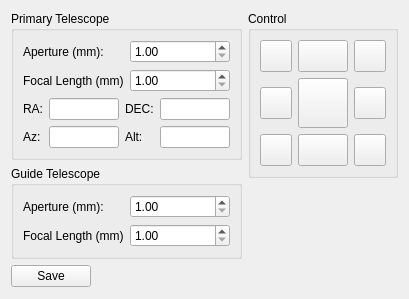
This is kstars/ekos/mount.ui in KDE/kstars as Qt 5 draws it before an edit. The edited form follows.
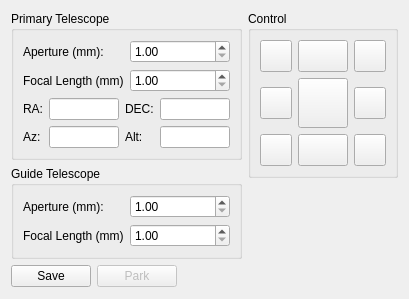
This is the edited form.

Commit message: Add park to mount module

What changed in the file:
```diff
--- a/kstars/ekos/mount.ui
+++ b/kstars/ekos/mount.ui
@@ -192,6 +192,16 @@
            </property>
           </widget>
          </item>
+         <item>
+          <widget class="QPushButton" name="parkB">
+           <property name="enabled">
+            <bool>false</bool>
+           </property>
+           <property name="text">
+            <string>Park</string>
+           </property>
+          </widget>
+         </item>
          <item>
           <spacer name="horizontalSpacer_2">
            <property name="orientation">
```
The commit also changes 2 other files.
